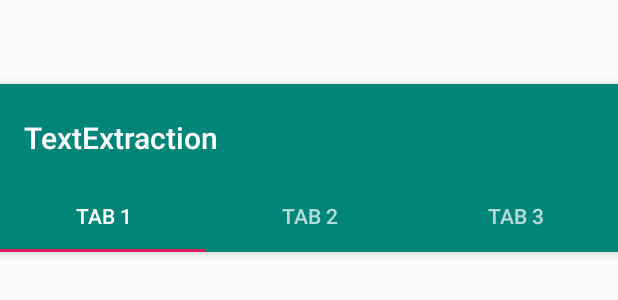
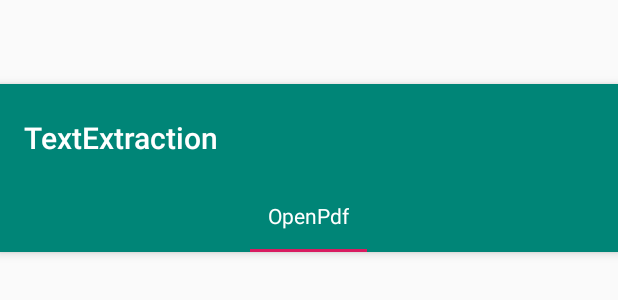
Before and after one commit to dankito/TextExtraction, an Android app: the layout activity_main.xml on its own in the app's theme, with its tools: preview values and no code run, on a phone screen of 412 x 824 dp. Shown: the top 300 px of the screen. Run offline under Robolectric (Android 15) with nearby library versions, the phone set to English and light mode, and no system bars.

Commit message:
Implemented first concrete extraction tab for OpenPdf

```diff
--- a/TestAppAndroid/src/main/res/layout/activity_main.xml
+++ b/TestAppAndroid/src/main/res/layout/activity_main.xml
@@ -27,28 +27,31 @@
 
         </android.support.v7.widget.Toolbar>
 
+        <!-- Set tabTextAppearance so that tab text doesn't get capitalized -->
         <android.support.design.widget.TabLayout
                 android:id="@+id/tabs"
                 android:layout_width="match_parent"
-                android:layout_height="wrap_content">
+                android:layout_height="wrap_content"
+                app:tabTextAppearance="@android:style/TextAppearance.Widget.TabWidget"
+        >
 
             <android.support.design.widget.TabItem
                     android:id="@+id/tabItem"
                     android:layout_width="wrap_content"
                     android:layout_height="wrap_content"
-                    android:text="@string/tab_text_1"/>
+                    android:text="@string/main_activity_tab_text_open_pdf"/>
 
-            <android.support.design.widget.TabItem
-                    android:id="@+id/tabItem2"
-                    android:layout_width="wrap_content"
-                    android:layout_height="wrap_content"
-                    android:text="@string/tab_text_2"/>
+<!--            <android.support.design.widget.TabItem-->
+<!--                    android:id="@+id/tabItem2"-->
+<!--                    android:layout_width="wrap_content"-->
+<!--                    android:layout_height="wrap_content"-->
+<!--                    android:text="@string/tab_text_2"/>-->
 
-            <android.support.design.widget.TabItem
-                    android:id="@+id/tabItem3"
-                    android:layout_width="wrap_content"
-                    android:layout_height="wrap_content"
-                    android:text="@string/tab_text_3"/>
+<!--            <android.support.design.widget.TabItem-->
+<!--                    android:id="@+id/tabItem3"-->
+<!--                    android:layout_width="wrap_content"-->
+<!--                    android:layout_height="wrap_content"-->
+<!--                    android:text="@string/tab_text_3"/>-->
 
         </android.support.design.widget.TabLayout>
     </android.support.design.widget.AppBarLayout>
--- a/TestAppAndroid/src/main/res/layout/fragment_extract_text_tab.xml
+++ b/TestAppAndroid/src/main/res/layout/fragment_extract_text_tab.xml
@@ -57,6 +57,7 @@
             android:layout_alignParentBottom="true"
             android:layout_below="@+id/txtvwSelectFileLabel"
             android:layout_marginTop="@dimen/fragment_extract_text_tab_select_file_margin_bottom"
+            android:scrollbars="vertical"
     />
 
 </RelativeLayout>
--- a/TestAppAndroid/src/main/res/values/strings.xml
+++ b/TestAppAndroid/src/main/res/values/strings.xml
@@ -1,11 +1,10 @@
 <resources>
     <string name="app_name">TextExtraction</string>
 
-    <string name="tab_text_1">Tab 1</string>
+    <string name="main_activity_tab_text_open_pdf">OpenPdf</string>
     <string name="tab_text_2">Tab 2</string>
     <string name="tab_text_3">Tab 3</string>
     <string name="action_settings">Settings</string>
-    <string name="section_format">Hello World from section: %1$d</string>
 
     <string name="select_file_button_text">…</string>
 
```
Also changed, not shown: TestAppAndroid/src/main/java/net/dankito/text/extraction/app/android/MainActivity.kt (+0 -23 lines), TestAppAndroid/src/main/java/net/dankito/text/extraction/app/android/adapter/MainActivityTabsAdapter.kt (+9 -7 lines), TestAppAndroid/src/main/java/net/dankito/text/extraction/app/android/fragment/ExtractTextTabFragment.kt (+82 -31 lines), TestAppAndroid/src/main/java/net/dankito/text/extraction/app/android/fragment/OpenPdfExtractTextTabFragment.kt (added, +17 -0 lines).
